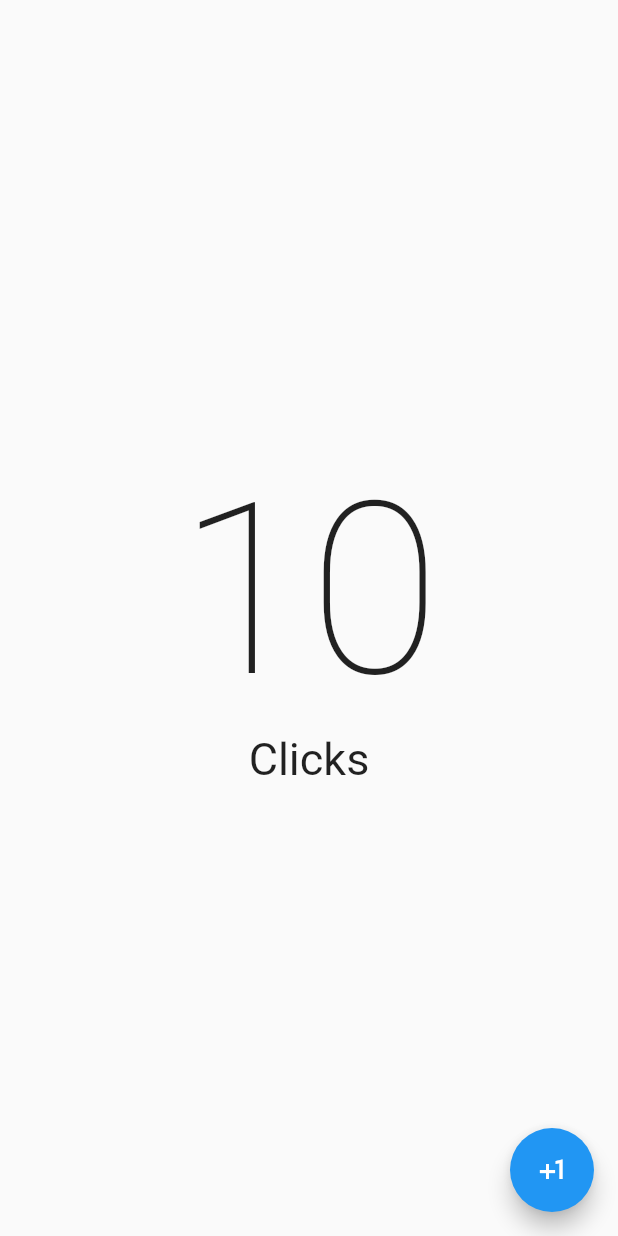
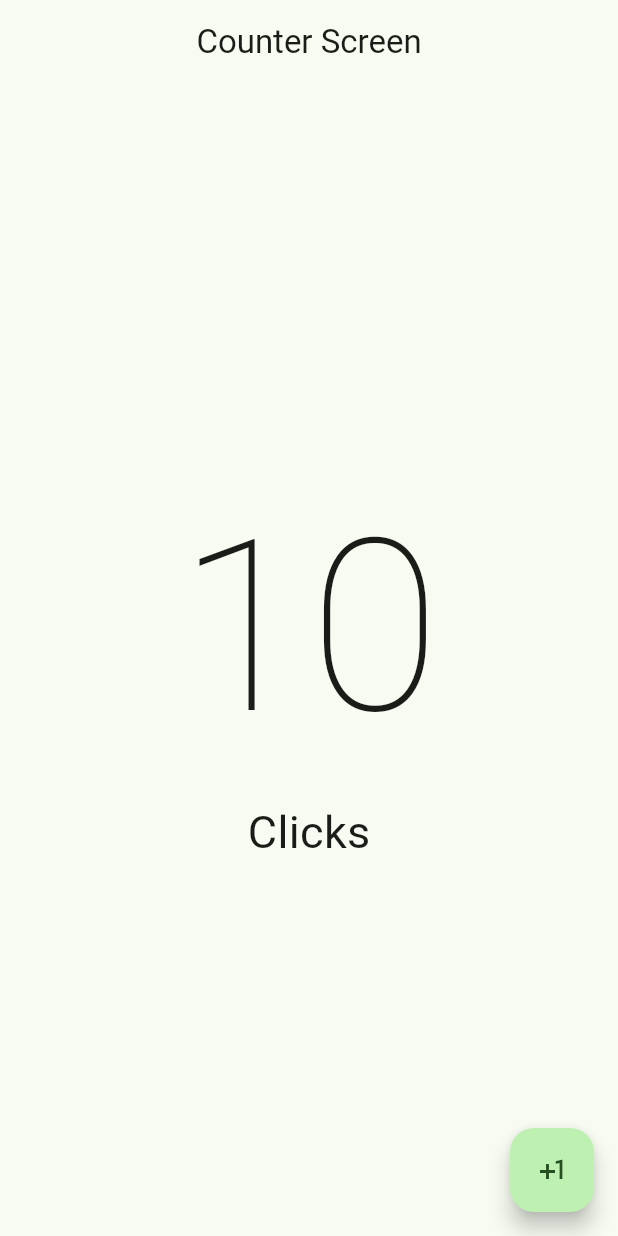
Before and after one commit to mauricio2093/Counter, a Flutter app: the screen it shows after launch, on a phone screen of 412 x 824 dp. Run offline on Flutter 3.47's test engine with Material 2 defaults, Android fonts, the phone set to English and light mode, and no system bars.

Commit message:
03-fluttert

```diff
--- a/lib/main.dart
+++ b/lib/main.dart
@@ -10,9 +10,13 @@ class MyApp extends StatelessWidget {
 
   @override
   Widget build(BuildContext context) {
-    return const MaterialApp(
+    return MaterialApp(
       debugShowCheckedModeBanner: false,
-      home: CounterScreen(),
+      theme: ThemeData(
+        useMaterial3: true,
+        colorSchemeSeed: const Color.fromARGB(255, 15, 223, 50),
+      ),
+      home: const CounterScreen(),
     );
   }
 }
--- a/lib/presentation/screens/counter/counter_screen.dart
+++ b/lib/presentation/screens/counter/counter_screen.dart
@@ -6,6 +6,9 @@ class CounterScreen extends StatelessWidget {
   @override
   Widget build(BuildContext context) {
     return Scaffold(
+      appBar: AppBar(
+        title: const Center(child: Text('Counter Screen')),
+      ),
       body: const Center(
         child: Column(
           mainAxisAlignment: MainAxisAlignment.center,
```
